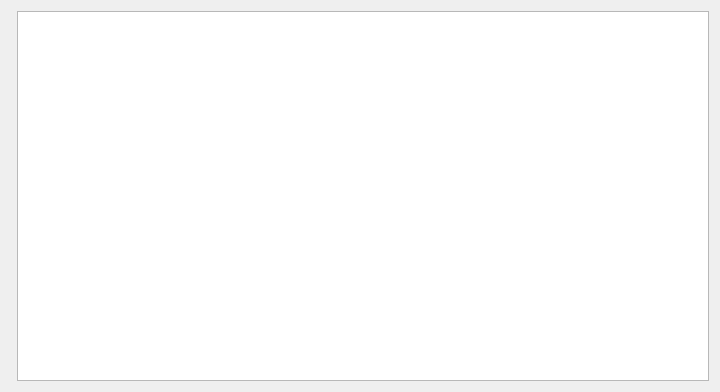
The window that src/mainview/mainwindow.ui (wisaly/taikosanro) describes before a commit, drawn with Qt 5.
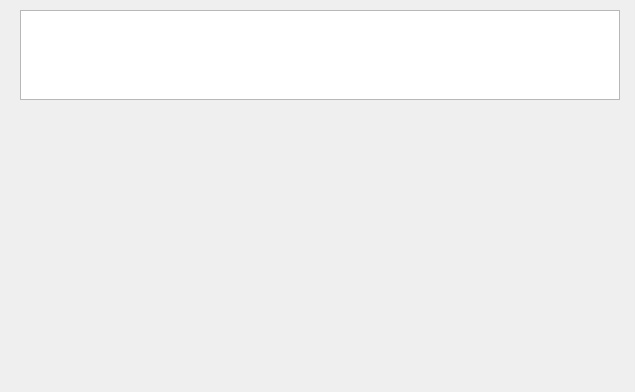
The same window after the commit.

Commit message: add pixmapres class

Diff of the .ui file:
```diff
--- a/src/mainview/mainwindow.ui
+++ b/src/mainview/mainwindow.ui
@@ -6,18 +6,23 @@
    <rect>
     <x>0</x>
     <y>0</y>
-    <width>720</width>
+    <width>635</width>
     <height>392</height>
    </rect>
   </property>
   <property name="windowTitle">
    <string>MainWindow</string>
   </property>
-  <layout class="QFormLayout" name="formLayout">
-   <item row="0" column="1">
-    <widget class="QGraphicsView" name="graphicsView"/>
-   </item>
-  </layout>
+  <widget class="QGraphicsView" name="graphicsView">
+   <property name="geometry">
+    <rect>
+     <x>20</x>
+     <y>10</y>
+     <width>600</width>
+     <height>90</height>
+    </rect>
+   </property>
+  </widget>
  </widget>
  <layoutdefault spacing="6" margin="11"/>
  <resources/>
```
The commit also changes 12 other files.
